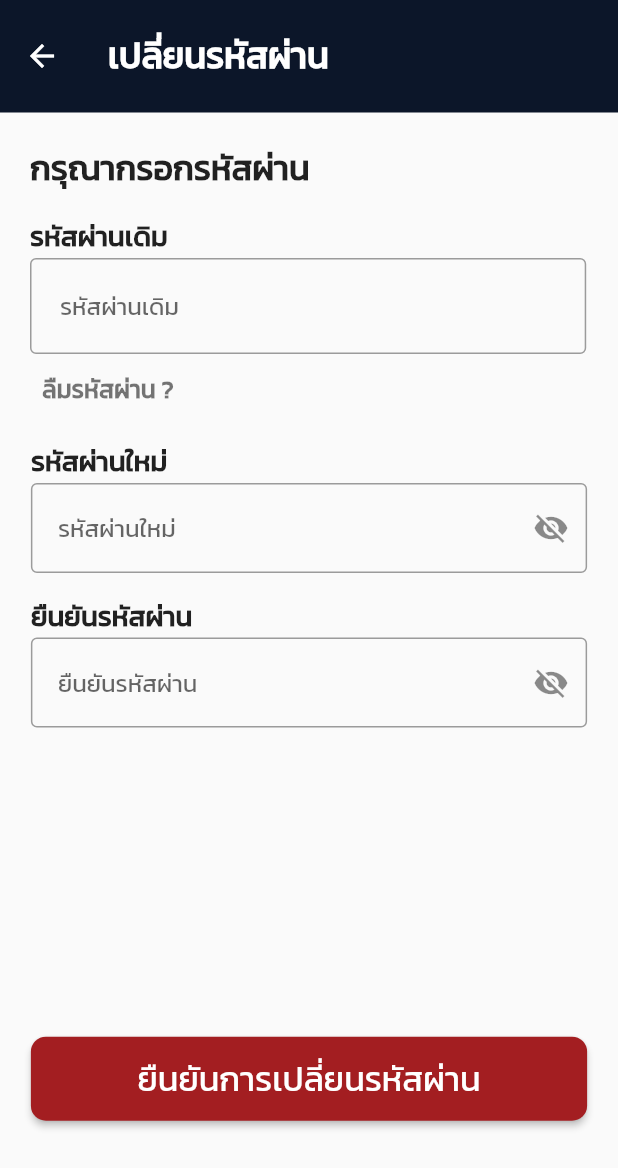
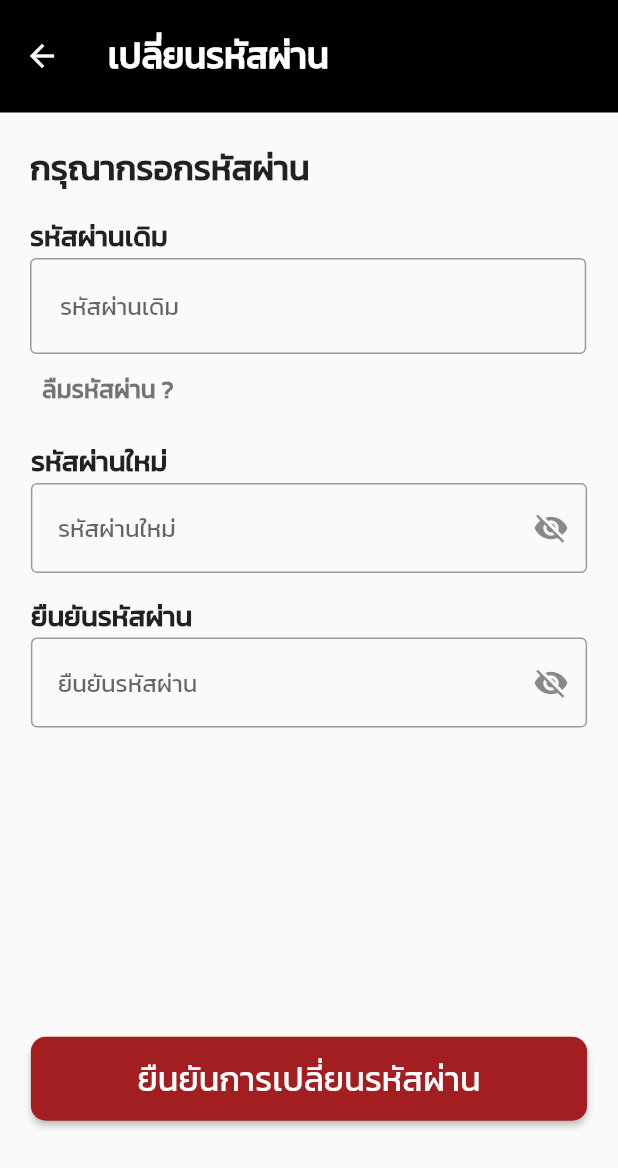
Before and after one commit to gaplife/utcc-esport, a Flutter app: the OrganizerProfile screen opened by its route, after a tap on "ตั้งค่ารหัสผ่าน", on a phone screen of 412 x 824 dp. Shown: the top 1168 px of the screen. Run offline on Flutter 3.47's test engine with Material 2 defaults, Android fonts, the phone set to English and light mode, and no system bars; our stand-ins replace cloud_firestore, firebase_auth, firebase_core, firebase_storage, fluttertoast, form_field_validator and 2 more; missing offline and left inert: tournament_bracket; accounts and stored records are empty.

Commit message:
Add Org edit password

```diff
--- a/lib/src/config/route.dart
+++ b/lib/src/config/route.dart
@@ -31,4 +31,5 @@ final Map<String, WidgetBuilder> routes = <String, WidgetBuilder>{
   '/tablecomp': (context) => const Tabelcomp(),
   '/orgprofile': (context) => const OrganizerProfile(),
   '/orgeditprofile': (context) => const OrganizerEditProfile(),
+  '/orgeditpassword': (context) => const OrganizerEditPassword(),
 };
--- /dev/null
+++ b/lib/src/pages/organizer_profiles/org_editpassword_page.dart
@@ -0,0 +1,407 @@
+import 'package:cloud_firestore/cloud_firestore.dart';
+import 'package:firebase_auth/firebase_auth.dart';
+import 'package:flutter/material.dart';
+import 'package:form_field_validator/form_field_validator.dart';
+import 'package:utcc_esport/src/pages/pages.dart';
+
+class OrganizerEditPassword extends StatefulWidget {
+  const OrganizerEditPassword({super.key});
+
+  @override
+  State<OrganizerEditPassword> createState() => _OrganizerEditPasswordState();
+}
+
+class _OrganizerEditPasswordState extends State<OrganizerEditPassword> {
+  FirebaseAuth auth = FirebaseAuth.instance;
+  final formKey = GlobalKey<FormState>();
+  bool isDataValidated = false;
+  bool _passwordVisible = false;
+  String newPass = "";
+  String? userEmail;
+  String? userID;
+  bool isChecked = false;
+  @override
+  void initState() {
+    super.initState();
+    getUserData();
+  }
+
+  Future<void> getUserData() async {
+    final User? user = auth.currentUser;
+    if (user != null) {
+      setState(() {
+        userID = user.uid;
+        userEmail = user.email;
+      });
+    }
+  }
+
+  @override
+  Widget build(BuildContext context) {
+    return Scaffold(
+      appBar: AppBar(
+        toolbarHeight: 75,
+        automaticallyImplyLeading: true,
+        title: const Padding(
+          padding: EdgeInsets.only(left: 0),
+          child: Row(
+            mainAxisAlignment: MainAxisAlignment.start,
+            children: <Widget>[
+              Text(
+                "เปลี่ยนรหัสผ่าน",
+                style: TextStyle(
+                  color: Color.fromARGB(255, 255, 255, 255),
+                  fontSize: 24,
+                  fontFamily: 'Kanit',
+                  fontWeight: FontWeight.w800,
+                ),
+              ),
+            ],
+          ),
+        ),
+        backgroundColor: Colors.black,
+        elevation: 0,
+      ),
+      body: SingleChildScrollView(
+        child: Container(
+          margin: const EdgeInsets.fromLTRB(0, 0, 0, 0),
+          height: MediaQuery.of(context).size.height * 0.84,
+          child: Form(
+            key: formKey,
+            child: Column(
+              children: <Widget>[
+                _boxoldpass(),
+                _boxnewpass(),
+                _boxconfirmpass(),
+                const Spacer(),
+                _buttonconfirm(),
+              ],
+            ),
+          ),
+        ),
+      ),
+    );
+  }
+
+  Widget _boxoldpass() {
+    return Column(
+      crossAxisAlignment: CrossAxisAlignment.start,
+      children: [
+        Container(
+          margin: const EdgeInsets.fromLTRB(20, 20, 20, 0),
+          child: Align(
+            alignment: Alignment.centerLeft,
+            child: Text(
+              'กรุณากรอกรหัสผ่าน',
+              style: TextStyle(
+                fontSize: MediaQuery.of(context).size.width * 0.055,
+                fontFamily: 'Kanit',
+                fontWeight: FontWeight.w800,
+              ),
+            ),
+          ),
+        ),
+        Container(
+          margin: const EdgeInsets.fromLTRB(20, 15, 20, 0),
+          child: Text(
+            "รหัสผ่านเดิม",
+            style: TextStyle(
+              fontSize: MediaQuery.of(context).size.width * 0.045,
+              fontFamily: 'Kanit',
+              fontWeight: FontWeight.w600,
+            ),
+          ),
+        ),
+        Container(
+          margin: const EdgeInsets.fromLTRB(20, 0, 20, 0),
+          width: MediaQuery.of(context).size.width * 0.9,
+          child: StreamBuilder<DocumentSnapshot>(
+            stream: FirebaseFirestore.instance
+                .collection('Users')
+                .doc(userID)
+                .snapshots(),
+            builder: (context, snapshot) {
+              if (snapshot.hasData && snapshot.data!.exists) {
+                return TextFormField(
+                  obscureText: false,
+                  decoration: const InputDecoration(
+                    hintText: "รหัสผ่านเดิม",
+                    contentPadding: EdgeInsets.all(20),
+                    border: OutlineInputBorder(),
+                  ),
+                  keyboardType: TextInputType.text,
+                  autocorrect: false,
+                  validator: (value) {
+                    if (snapshot.hasData && snapshot.data!.exists) {
+                      final userDocument =
+                          snapshot.data!.data() as Map<String, dynamic>;
+                      final password = userDocument['password'] as String?;
+                      if (value != password) {
+                        return 'รหัสผ่านไม่ถูกต้อง';
+                      }
+                    }
+                    return null;
+                  },
+                );
+              } else {
+                return const CircularProgressIndicator();
+              }
+            },
+          ),
+        ),
+        Container(
+          margin: const EdgeInsets.fromLTRB(20, 0, 0, 0),
+          child: TextButton(
+            style: ButtonStyle(
+                overlayColor: MaterialStateProperty.all(Colors.transparent)),
+            onPressed: () {
+              Navigator.push(context, MaterialPageRoute(builder: (context) {
+                return const ForgetPass();
+              }));
+            },
+            child: Text(
+              "ลืมรหัสผ่าน ?",
+              style: TextStyle(
+                  color: Colors.black54,
+                  fontSize: MediaQuery.of(context).size.width * 0.04,
+                  fontWeight: FontWeight.bold),
+            ),
+          ),
+        ),
+      ],
+    );
+  }
+
+  Widget _boxnewpass() {
+    return Column(
+      crossAxisAlignment: CrossAxisAlignment.start,
+      children: [
+        Container(
+          margin: const EdgeInsets.fromLTRB(20, 10, 20, 0),
+          child: Text(
+            "รหัสผ่านใหม่",
+            style: TextStyle(
+              fontSize: MediaQuery.of(context).size.width * 0.045,
+              fontFamily: 'Kanit',
+              fontWeight: FontWeight.w600,
+            ),
+          ),
+        ),
+        Container(
+          margin: const EdgeInsets.fromLTRB(20, 0, 20, 0),
+          width: MediaQuery.of(context).size.width * 0.9,
+          child: TextFormField(
+            obscureText: !_passwordVisible,
+            decoration: InputDecoration(
+              hintText: "รหัสผ่านใหม่",
+              contentPadding: const EdgeInsets.all(18),
+              border: const OutlineInputBorder(),
+              suffixIcon: IconButton(
+                icon: Icon(
+                  _passwordVisible ? Icons.visibility : Icons.visibility_off,
+                ),
+                onPressed: () {
+                  setState(() {
+                    _passwordVisible = !_passwordVisible;
+                  });
+                },
+              ),
+            ),
+            keyboardType: TextInputType.text,
+            autocorrect: false,
+            onChanged: (value) {
+              setState(() {
+                newPass = value;
+              });
+            },
+            validator: RequiredValidator(errorText: "กรุณากรอกรหัสผ่าน"),
+          ),
+        ),
+      ],
+    );
+  }
+
+  Widget _boxconfirmpass() {
+    return Column(
+      crossAxisAlignment: CrossAxisAlignment.start,
+      children: [
+        Container(
+          margin: const EdgeInsets.fromLTRB(20, 15, 20, 0),
+          child: Text(
+            "ยืนยันรหัสผ่าน",
+            style: TextStyle(
+              fontSize: MediaQuery.of(context).size.width * 0.045,
+              fontFamily: 'Kanit',
+              fontWeight: FontWeight.w600,
+            ),
+          ),
+        ),
+        Container(
+          margin: const EdgeInsets.fromLTRB(20, 0, 20, 0),
+          width: MediaQuery.of(context).size.width * 0.9,
+          child: TextFormField(
+            obscureText: !_passwordVisible,
+            decoration: InputDecoration(
+              hintText: "ยืนยันรหัสผ่าน",
+              contentPadding: const EdgeInsets.all(18),
+              border: const OutlineInputBorder(),
+              suffixIcon: IconButton(
+                  icon: Icon(
+                    _passwordVisible ? Icons.visibility : Icons.visibility_off,
+                  ),
+                  onPressed: () {
+                    setState(() {
+                      _passwordVisible =
+                          !_passwordVisible; // เปลี่ยนค่า _passwordVisible เมื่อกดปุ่ม
+                    });
+                  }),
+            ),
+            keyboardType: TextInputType.text,
+            autocorrect: false,
+            validator: (value) {
+              if (value == null || value.isEmpty) {
+                return 'กรุณายืนรหัสผ่าน';
+              } else if (value != newPass) {
+                return 'รหัสผ่านไม่ตรงกัน';
+              }
+              return null;
+            },
+          ),
+        ),
+      ],
+    );
+  }
+
+  void _updatePassword() async {
+    try {
+      if (userID != null) {
+        await FirebaseFirestore.instance
+            .collection('Users')
+            .doc(userID)
+            .update({
+          'password': newPass,
+        });
+        if (auth.currentUser != null) {
+          await auth.currentUser!.updatePassword(newPass);
+        }
+      }
+    } catch (error) {
+      // ignore: avoid_print
+      print('เกิดข้อผิดพลาดในการอัปเดตรหัสผ่าน: $error');
+    }
+  }
+
+  Widget _buttonconfirm() {
+    return Container(
+      padding: const EdgeInsets.only(top: 30, left: 0, right: 0, bottom: 20),
+      child: SizedBox(
+        width: MediaQuery.of(context).size.width * 0.9,
+        height: MediaQuery.of(context).size.height * 0.068,
+        child: ElevatedButton(
+          style: ElevatedButton.styleFrom(
+            backgroundColor: const Color(0xffa31e21),
+            shape: RoundedRectangleBorder(
+              borderRadius: BorderRadius.circular(10),
+            ),
+          ),
+          onPressed: () {
+            if (formKey.currentState!.validate()) {
+              _updatePassword();
+              _editpasswordsuccess();
+            }
+          },
+          child: Text(
+            "ยืนยันการเปลี่ยนรหัสผ่าน",
+            style: TextStyle(
+              fontSize: MediaQuery.of(context).size.width * 0.055,
+              fontFamily: 'Kanit',
+              color: const Color.fromARGB(255, 255, 255, 255),
+            ),
+          ),
+        ),
+      ),
+    );
+  }
+
+  void _editpasswordsuccess() {
+    showDialog(
+      context: context,
+      builder: (BuildContext context) {
+        return AlertDialog(
+          contentPadding: EdgeInsets.zero,
+          insetPadding: EdgeInsets.fromLTRB(
+              MediaQuery.of(context).size.width * 0.05,
+              0,
+              MediaQuery.of(context).size.width * 0.05,
+              0),
+          shape: RoundedRectangleBorder(
+            borderRadius: BorderRadius.circular(20),
+          ),
+          content: Container(
+            margin: const EdgeInsets.fromLTRB(0, 40, 0, 0),
+            width: MediaQuery.of(context).size.width * 0.9,
+            height: MediaQuery.of(context).size.height * 0.25,
+            child: Column(
+              //mainAxisSize: MainAxisSize.min,
+              crossAxisAlignment: CrossAxisAlignment.start,
+              children: [
+                Container(
+                  margin: const EdgeInsets.fromLTRB(0, 0, 0, 0),
+                  child: Align(
+                    alignment: Alignment.center,
+                    child: Icon(
+                      Icons.check_circle,
+                      color: Colors.green,
+                      size: MediaQuery.of(context).size.width * 0.15,
+                    ),
+                  ),
+                ),
+                Container(
+                  margin: const EdgeInsets.fromLTRB(15, 10, 15, 0),
+                  width: MediaQuery.of(context).size.width * 0.9,
+                  child: Align(
+                    alignment: Alignment.center,
+                    child: Text(
+                      'เปลี่ยนแปลงรหัสผ่านสำเร็จ !',
+                      style: TextStyle(
+                        //color: Color.fromARGB(0, 0, 0, 0),
+                        fontSize: MediaQuery.of(context).size.width * 0.053,
+                        fontFamily: 'Kanit',
+                        fontWeight: FontWeight.w600,
+                      ),
+                    ),
+                  ),
+                ),
+                Container(
+                  margin: const EdgeInsets.fromLTRB(0, 20, 0, 20),
+                  alignment: Alignment.center,
+                  child: TextButton(
+                    style: TextButton.styleFrom(
+                      backgroundColor: const Color(0xffa31e21),
+                    ),
+                    onPressed: () {
+                      Navigator.pushNamedAndRemoveUntil(
+                        context,
+                        '/organizer_login',
+                        (route) => false,
+                      );
+                    },
+                    child: Text(
+                      'ยืนยัน',
+                      style: TextStyle(
+                        color: const Color.fromARGB(255, 255, 255, 255),
+                        fontSize: MediaQuery.of(context).size.width * 0.046,
+                        fontFamily: 'Kanit',
+                        fontWeight: FontWeight.w600,
+                      ),
+                    ),
+                  ),
+                ),
+              ],
+            ),
+          ),
+        );
+      },
+    );
+  }
+}
--- a/lib/src/pages/organizer_profiles/org_profile_page.dart
+++ b/lib/src/pages/organizer_profiles/org_profile_page.dart
@@ -456,7 +456,7 @@ class _OrganizerProfileState extends State<OrganizerProfile> {
       width: MediaQuery.of(context).size.width * 0.9,
       child: TextButton(
         onPressed: () {
-          Navigator.pushNamed(context, '/editpassword');
+          Navigator.pushNamed(context, '/orgeditpassword');
         },
         child: Row(
           children: [
--- a/lib/src/pages/pages.dart
+++ b/lib/src/pages/pages.dart
@@ -27,3 +27,4 @@ export 'organizer/org_mycomp_page.dart';
 export 'organizer/org_allcomp_page.dart';
 export 'organizer_profiles/org_profile_page.dart';
 export 'organizer_profiles/org_editprofile_page.dart';
+export 'organizer_profiles/org_editpassword_page.dart';
--- a/pubspec.yaml
+++ b/pubspec.yaml
@@ -47,11 +47,8 @@ dependencies:
   tournament_bracket: ^0.0.4
   collection: ^1.15.0
   firebase_storage: ^11.2.3
-<<<<<<< HEAD
-  email_validator: ^2.1.17
-=======
   date_time_picker: ^2.1.0
->>>>>>> a58d98a9c22f02bacfb55b6e06ef5940dadd19e1
+
 
 flutter_icons:
   android: true
```
Also changed, not shown: lib/src/pages/organizer_profiles/org_editprofile_page.dart (+4 -3 lines), pubspec.lock.
